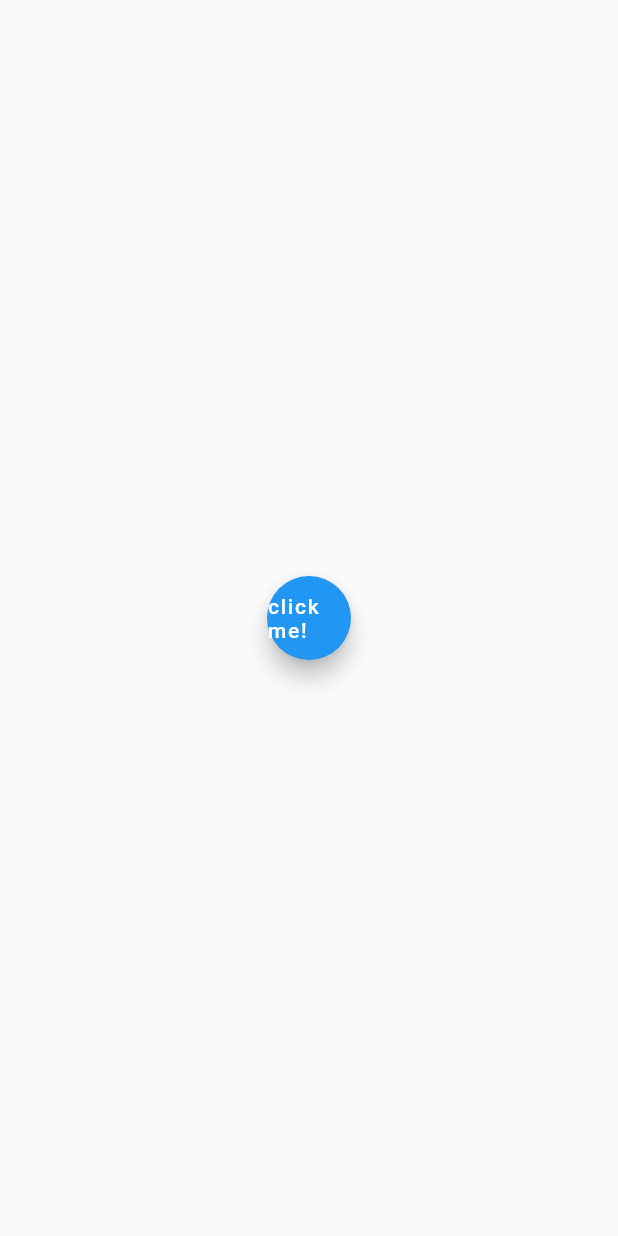
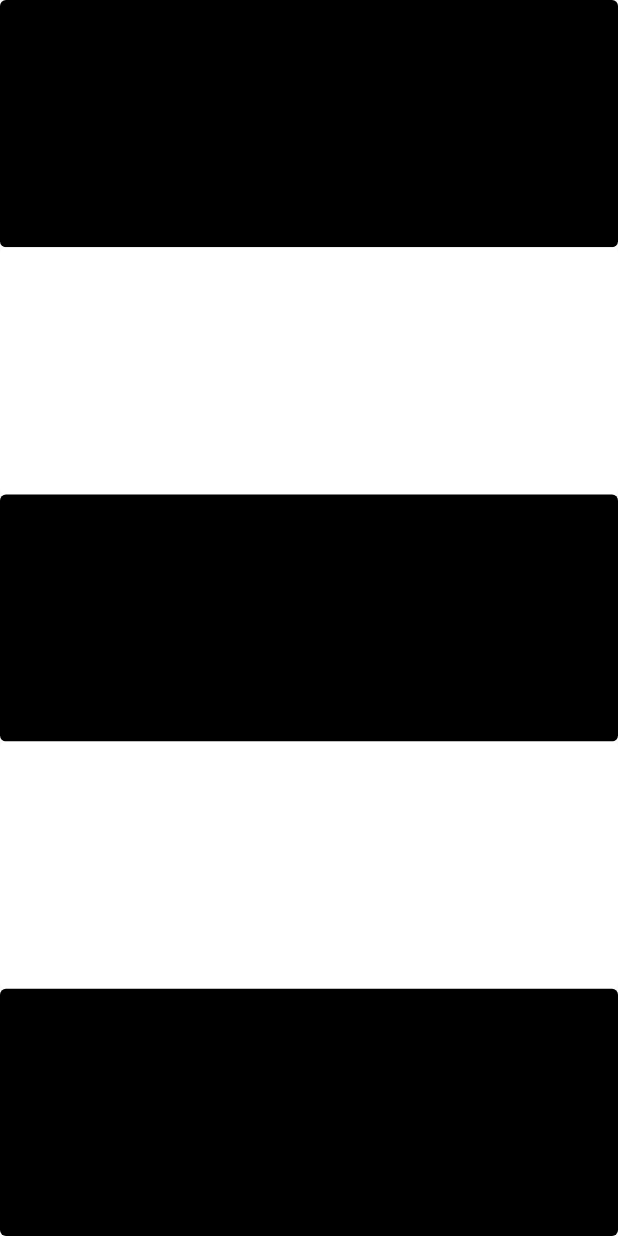
Before and after one commit to musyimi/xylophone, a Flutter app: the screen it shows after launch, on a phone screen of 412 x 824 dp. Run offline on Flutter 3.47's test engine with Material 2 defaults, Android fonts, the phone set to English and light mode, and no system bars; our stand-ins replace audioplayers.

Commit message:
added sound files and refactored the UI

```diff
--- a/lib/main.dart
+++ b/lib/main.dart
@@ -6,6 +6,25 @@ void main() {
 }
 
 class XylophoneApp extends StatelessWidget {
+  void playsound(int soundNumber) {
+    final player = AudioPlayer();
+    player.play(AssetSource('note$soundNumber.mp3'));
+  }
+
+  Expanded createKey({required Color color, required int soundNumber}) {
+    return Expanded(
+      child: TextButton(
+        style: TextButton.styleFrom(
+          backgroundColor: color,
+        ),
+        onPressed: () {
+          playsound(soundNumber);
+        },
+        child: Text(''),
+      ),
+    );
+  }
+
   const XylophoneApp({super.key});
 
   // This widget is the root of your application.
@@ -14,14 +33,15 @@ class XylophoneApp extends StatelessWidget {
     return MaterialApp(
       home: Scaffold(
         body: SafeArea(
-          child: Center(
-            child: FloatingActionButton(
-              onPressed: () {
-                final player = AudioPlayer();
-                player.play(AssetSource('note3.mp3'));
-              },
-              child: Text('click me!'),
-            ),
+          child: Column(
+            crossAxisAlignment: CrossAxisAlignment.stretch,
+            children: <Widget>[
+              createKey(color: Colors.black, soundNumber: (1)),
+              createKey(color: Colors.white, soundNumber: (2)),
+              createKey(color: Colors.black, soundNumber: (3)),
+              createKey(color: Colors.white, soundNumber: (4)),
+              createKey(color: Colors.black, soundNumber: (4)),
+            ],
           ),
         ),
       ),
```
Also changed, not shown: 11 other files.
